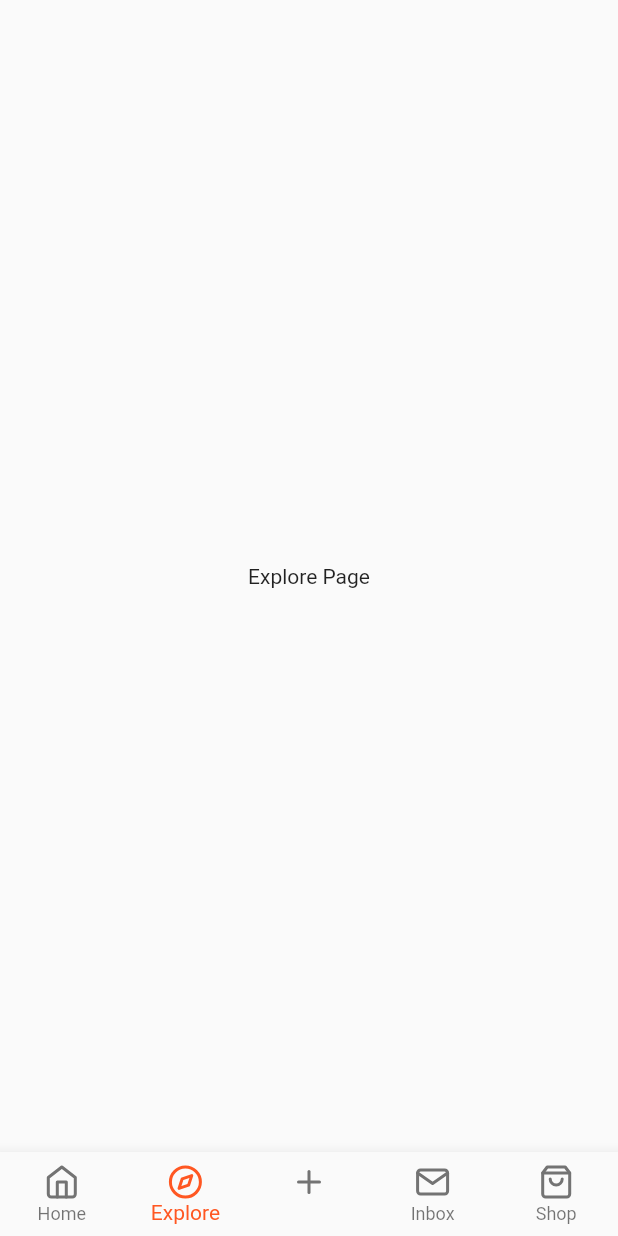
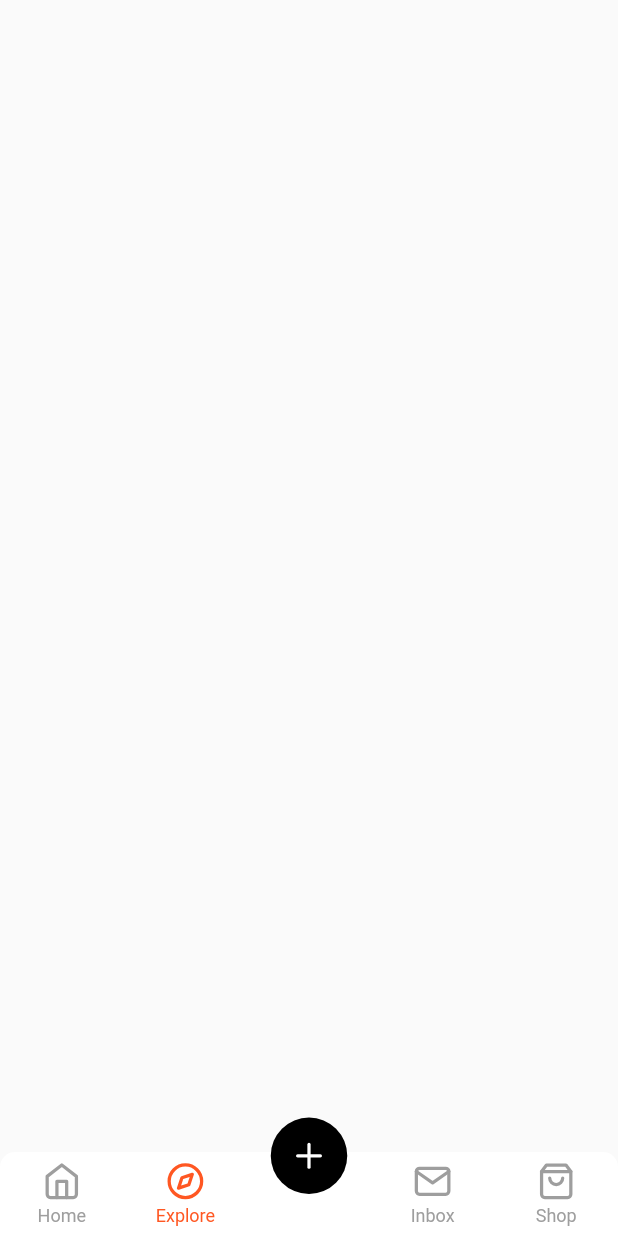
Before and after one commit to md-siam/softcent_app, a Flutter app: the screen it shows after launch, item 2 of the bottom bar chosen, on a phone screen of 412 x 824 dp. Run offline on Flutter 3.47's test engine with Material 2 defaults, Android fonts, the light colour scheme and no system bars; drawn by our look-alikes of persistent_bottom_nav_bar; our stand-ins replace feather_icons, get.

Commit message:
persistent_bottom_nav_bar executed

```diff
--- a/lib/bottom_nav_bar.dart
+++ b/lib/bottom_nav_bar.dart
@@ -1,5 +1,6 @@
+import 'package:flutter/material.dart';
 import 'package:feather_icons/feather_icons.dart';
-import 'package:flutter/material.dart';
+import 'package:persistent_bottom_nav_bar/persistent-tab-view.dart';
 
 import 'pages/home_page.dart';
 import 'pages/explore_page.dart';
@@ -7,61 +8,77 @@ import 'pages/add_page.dart';
 import 'pages/inbox_page.dart';
 import 'pages/shopping_page.dart';
 
-class BottomNavBar extends StatefulWidget {
+class BottomNavBar extends StatelessWidget {
   const BottomNavBar({Key? key}) : super(key: key);
 
   @override
-  State<BottomNavBar> createState() => _BottomNavBarState();
-}
+  Widget build(BuildContext context) {
+    PersistentTabController _controller;
+    _controller = PersistentTabController(initialIndex: 0);
 
-class _BottomNavBarState extends State<BottomNavBar> {
-  int _selectIndex = 0;
-
-  void _navigateBottomBar(int index) {
-    setState(() {
-      _selectIndex = index;
-    });
-  }
-
-  final List<Widget> _pages = [
+    List<Widget> _buildScreens() {
+      return [
         const HomePage(),
         const ExplorePage(),
         const AddPage(),
         const InboxPage(),
         const ShoppingPage(),
       ];
+    }
 
-  @override
-  Widget build(BuildContext context) {
-    return Scaffold(
-      body: _pages[_selectIndex],
-      bottomNavigationBar: BottomNavigationBar(
-        type: BottomNavigationBarType.fixed,
-        currentIndex: _selectIndex,
-        onTap: _navigateBottomBar,
-        items: const [
-          BottomNavigationBarItem(
-            icon: Icon(FeatherIcons.home),
-            label: 'Home',
+    List<PersistentBottomNavBarItem> _navBarsItems() {
+      return [
+        PersistentBottomNavBarItem(
+          icon: const Icon(FeatherIcons.home),
+          title: ("Home"),
+          activeColorPrimary: Colors.deepOrange,
+          inactiveColorPrimary: Colors.grey,
         ),
-          BottomNavigationBarItem(
-            icon: Icon(FeatherIcons.compass),
-            label: 'Explore',
+        PersistentBottomNavBarItem(
+          icon: const Icon(FeatherIcons.compass),
+          title: ("Explore"),
+          activeColorPrimary: Colors.deepOrange,
+          inactiveColorPrimary: Colors.grey,
         ),
-          BottomNavigationBarItem(
-            icon: Icon(FeatherIcons.plus),
-            label: '',
+        PersistentBottomNavBarItem(
+          icon: const Icon(FeatherIcons.plus, color: Colors.white),
+          activeColorPrimary: Colors.black,
+          inactiveColorPrimary: Colors.grey,
         ),
-          BottomNavigationBarItem(
-            icon: Icon(FeatherIcons.mail),
-            label: 'Inbox',
+        PersistentBottomNavBarItem(
+          icon: const Icon(FeatherIcons.mail),
+          title: ("Inbox"),
+          activeColorPrimary: Colors.deepOrange,
+          inactiveColorPrimary: Colors.grey,
         ),
-          BottomNavigationBarItem(
-            icon: Icon(FeatherIcons.shoppingBag),
-            label: 'Shop',
+        PersistentBottomNavBarItem(
+          icon: const Icon(FeatherIcons.shoppingBag),
+          title: ("Shop"),
+          activeColorPrimary: Colors.deepOrange,
+          inactiveColorPrimary: Colors.grey,
         ),
-        ],
+      ];
+    }
+
+    return PersistentTabView(
+      context,
+      controller: _controller,
+      screens: _buildScreens(),
+      items: _navBarsItems(),
+      confineInSafeArea: true,
+      backgroundColor: Colors.white,
+      handleAndroidBackButtonPress: true,
+      decoration: NavBarDecoration(
+        borderRadius: BorderRadius.circular(10.0),
+        colorBehindNavBar: Colors.white,
       ),
+      popAllScreensOnTapOfSelectedTab: true,
+      popActionScreens: PopActionScreensType.all,
+      itemAnimationProperties: const ItemAnimationProperties(
+        duration: Duration(milliseconds: 200),
+        curve: Curves.ease,
+      ),
+      navBarStyle: NavBarStyle.style15,
     );
   }
 }
--- a/lib/main.dart
+++ b/lib/main.dart
@@ -1,7 +1,6 @@
+import 'package:get/get.dart';
 import 'package:flutter/material.dart';
-import 'package:get/get.dart';
 import 'package:softcent_app/bottom_nav_bar.dart';
-import 'package:softcent_app/pages/home_page.dart';
 
 void main() {
   runApp(const MyApp());
--- a/lib/pages/explore_page.dart
+++ b/lib/pages/explore_page.dart
@@ -6,9 +6,10 @@ class ExplorePage extends StatelessWidget {
   @override
   Widget build(BuildContext context) {
     return Scaffold(
-
-      body: const Center(
-        child: Text('Explore Page'),
+      body: SafeArea(
+        child: Column(
+          children: [],
+        ),
       ),
     );
   }
--- a/pubspec.yaml
+++ b/pubspec.yaml
@@ -37,6 +37,8 @@ dependencies:
   get: ^4.6.1
   # For grid view
   flutter_staggered_grid_view: ^0.6.1
+  # For bottom navigation bar
+  persistent_bottom_nav_bar: ^4.0.2
   # For icons
   feather_icons: ^1.2.0
 
```
Also changed, not shown: pubspec.lock. Lines whose indentation alone changed are shown as unchanged.
